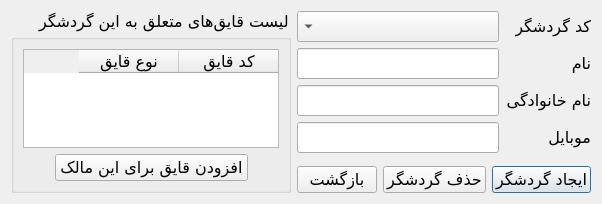
aghababaei-alireza/Boat_Rent, file UI/TouristDialog.ui: the form before one commit.
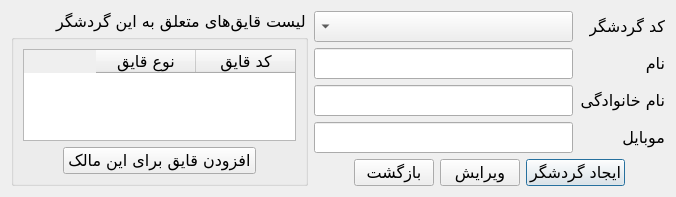
The form after the commit.

Patch:
```diff
--- a/UI/TouristDialog.ui
+++ b/UI/TouristDialog.ui
@@ -6,7 +6,7 @@
    <rect>
     <x>0</x>
     <y>0</y>
-    <width>499</width>
+    <width>484</width>
     <height>204</height>
    </rect>
   </property>
@@ -27,7 +27,7 @@
   </property>
   <layout class="QHBoxLayout" name="horizontalLayout">
    <property name="sizeConstraint">
-    <enum>QLayout::SetMinAndMaxSize</enum>
+    <enum>QLayout::SetFixedSize</enum>
    </property>
    <item>
     <layout class="QVBoxLayout" name="verticalLayout">
@@ -98,38 +98,12 @@
         </widget>
        </item>
        <item>
-        <spacer name="horizontalSpacer_2">
-         <property name="orientation">
-          <enum>Qt::Horizontal</enum>
-         </property>
-         <property name="sizeHint" stdset="0">
-          <size>
-           <width>40</width>
-           <height>20</height>
-          </size>
-         </property>
-        </spacer>
-       </item>
-       <item>
-        <widget class="QPushButton" name="btn_delete_tourist">
+        <widget class="QPushButton" name="btn_edit">
          <property name="text">
-          <string>حذف گردشگر</string>
+          <string>ویرایش</string>
          </property>
         </widget>
        </item>
-       <item>
-        <spacer name="horizontalSpacer">
-         <property name="orientation">
-          <enum>Qt::Horizontal</enum>
-         </property>
-         <property name="sizeHint" stdset="0">
-          <size>
-           <width>40</width>
-           <height>20</height>
-          </size>
-         </property>
-        </spacer>
-       </item>
        <item>
         <widget class="QPushButton" name="btn_return">
          <property name="text">
```
